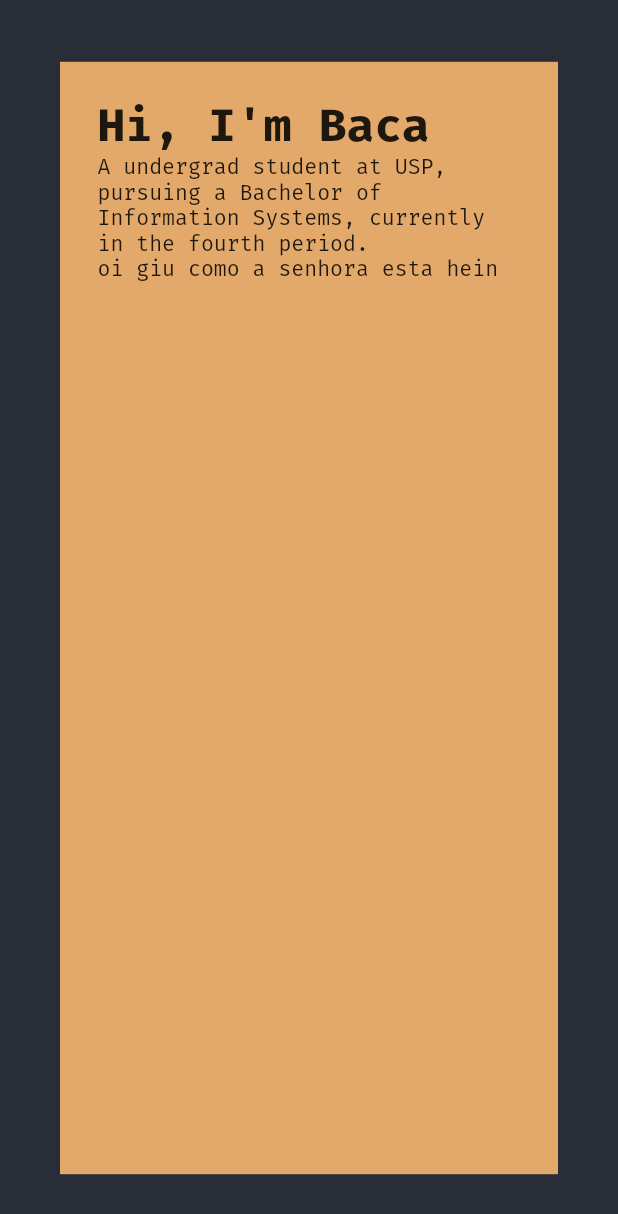
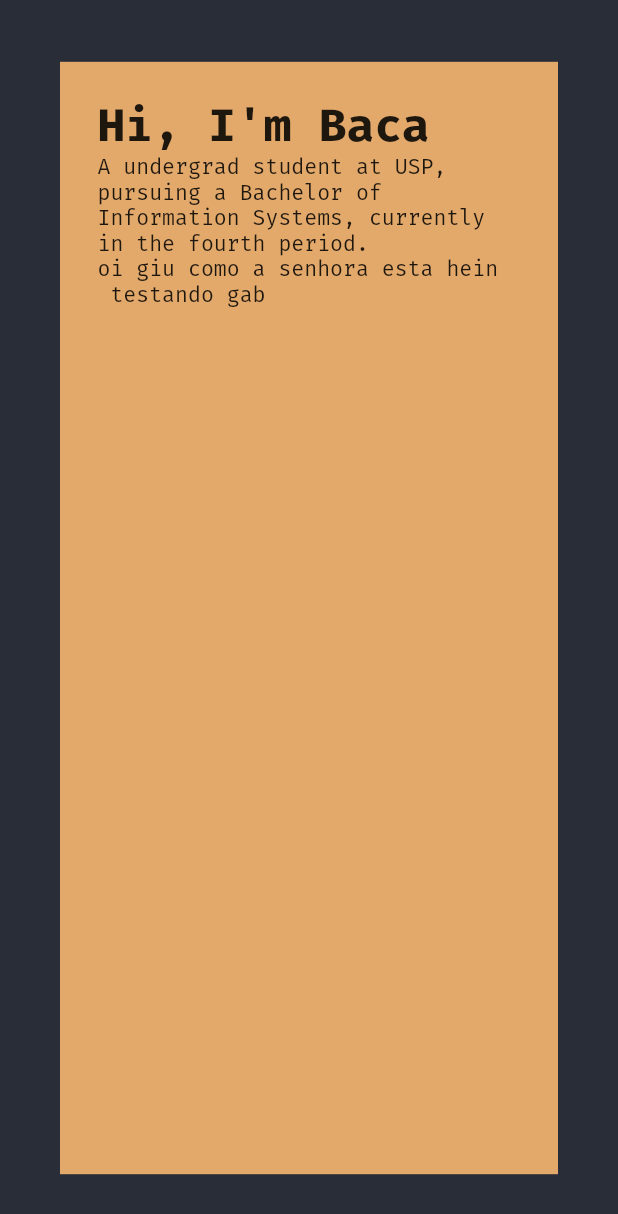
Before and after one commit to viniciusbaca/viniciusbaca.github.io, a Flutter app: the screen it shows after launch, on a phone screen of 412 x 824 dp. Shown: the top 1214 px of the screen. Run offline on Flutter 3.47's test engine with Material 2 defaults, Android fonts, the phone set to English and light mode, and no system bars.

```diff
--- a/lib/frontPage.dart
+++ b/lib/frontPage.dart
@@ -32,7 +32,7 @@ class FrontPage extends StatelessWidget {
                 ),
                 Text("A undergrad student at USP, pursuing a Bachelor "
                     "of Information Systems, currently in the fourth period.\n"
-                    "oi giu como a senhora esta hein")
+                    "oi giu como a senhora esta hein \n testando gab")
               ],
             ),
           ),
```
